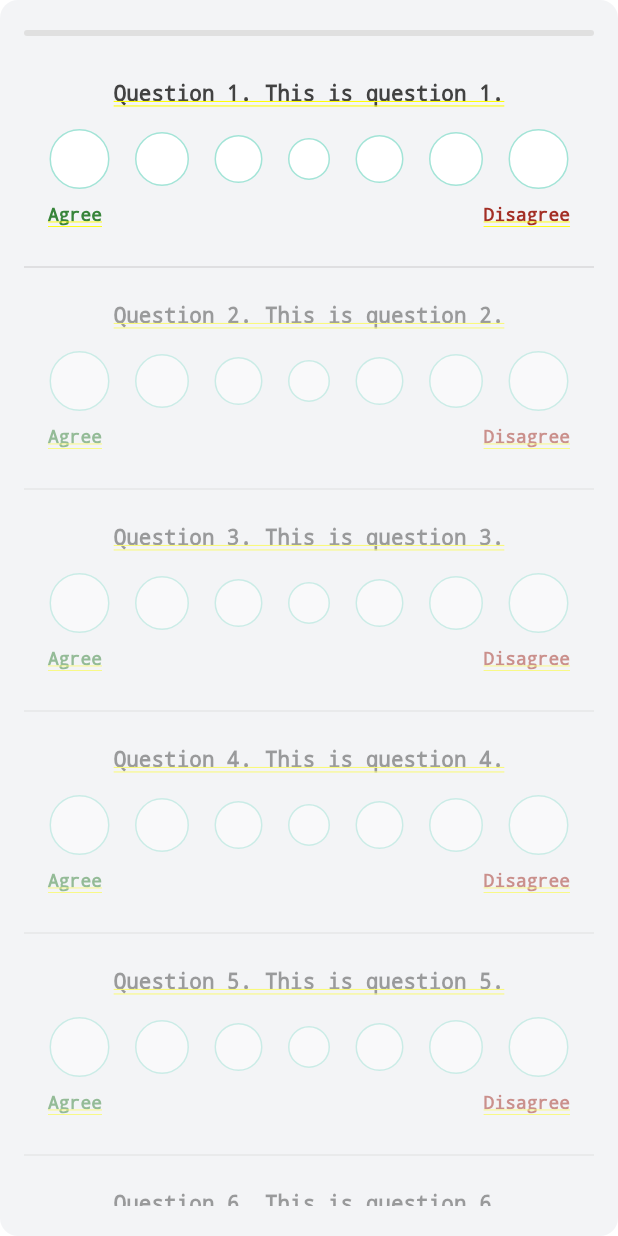
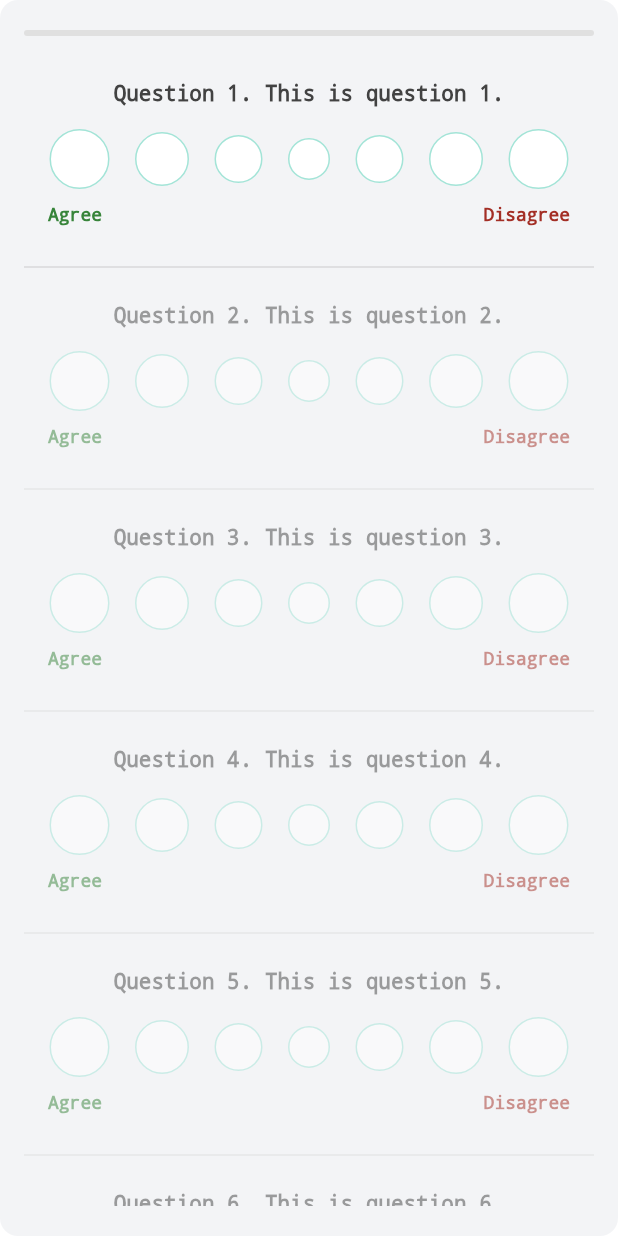
Before and after one commit to Cha17/baidyet, a Flutter app: the screen it shows after launch, after a tap on "Start Assessment", on a phone screen of 412 x 824 dp. Run offline on Flutter 3.47's test engine with Material 3 defaults, Android fonts, the phone set to English and light mode, and no system bars; our stand-ins replace sqflite; accounts and stored records are empty.

Commit message:
no double yellow underline on texts

```diff
--- a/lib/components/likert_scale_question.dart
+++ b/lib/components/likert_scale_question.dart
@@ -25,7 +25,10 @@ class LikertScaleQuestion extends StatelessWidget {
         children: [
           Text(
             question,
-            style: TextStyle(fontSize: 14, color: Colors.grey[800]),
+            style: TextStyle(
+                fontSize: 14,
+                color: Colors.grey[800],
+                decoration: TextDecoration.none),
             textAlign: TextAlign.center,
             // overflow: TextOverflow.ellipsis,
             maxLines: 3,
@@ -78,11 +81,13 @@ class LikertScaleQuestion extends StatelessWidget {
                     style: TextStyle(
                       color: Color(0xFF37843A),
                       fontSize: 12,
+                      decoration: TextDecoration.none,
                     )),
                 Text('Disagree',
                     style: TextStyle(
                       color: Color(0xFFA32E25),
                       fontSize: 12,
+                      decoration: TextDecoration.none,
                     )),
               ],
             ),
--- a/lib/components/my_button.dart
+++ b/lib/components/my_button.dart
@@ -23,6 +23,7 @@ class MyButton extends StatelessWidget {
                   color: Color.fromARGB(255, 228, 228, 228),
                   fontWeight: FontWeight.bold,
                   fontSize: 16,
+                  decoration: TextDecoration.none,
                 ))),
       ),
     );
--- a/lib/pages/questionnaire.dart
+++ b/lib/pages/questionnaire.dart
@@ -158,7 +158,10 @@ class _QuestionnaireWidgetState extends State<QuestionnaireWidget> {
                                 child: Text(
                                   _errorMessage!,
                                   style: const TextStyle(
-                                      color: Colors.red, fontSize: 14),
+                                    color: Colors.red,
+                                    fontSize: 14,
+                                    decoration: TextDecoration.none,
+                                  ),
                                   textAlign: TextAlign.center,
                                 ),
                               ),
```
